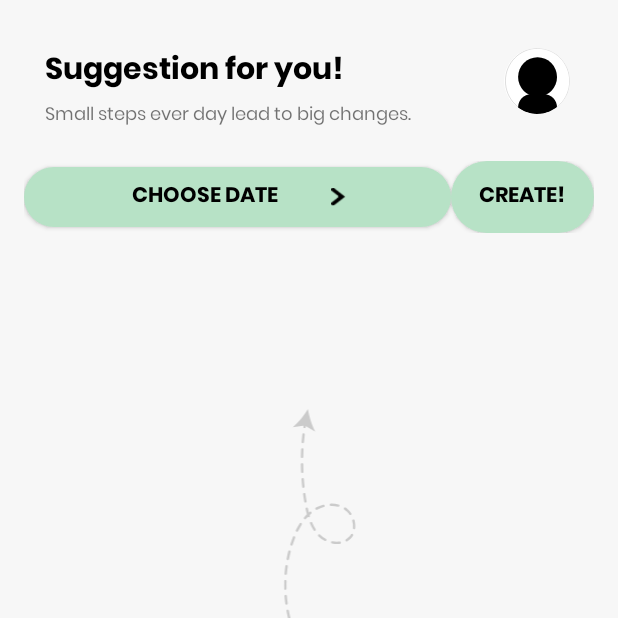
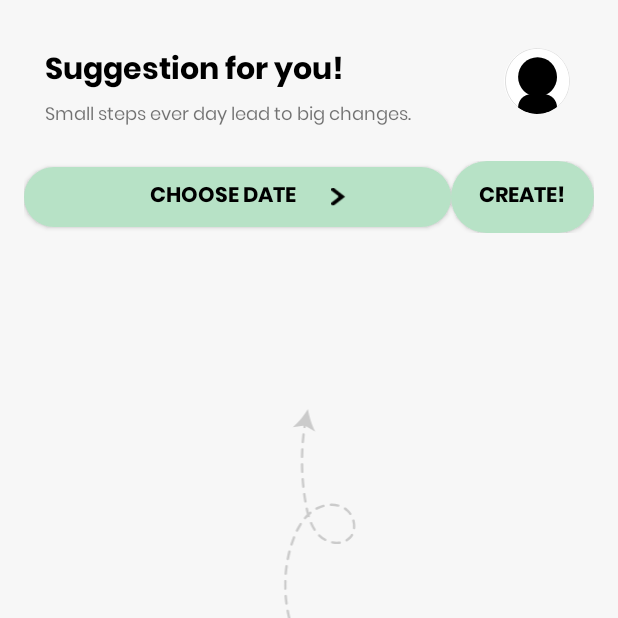
Before and after one commit to danielavall/MemoMap, an Android app: the screen it shows after launch (MainActivity), item 5 of the bottom bar chosen, on a phone screen of 412 x 824 dp, the top half of it. Run offline under Robolectric (Android 15) with nearby library versions, the phone set to English and light mode, and no system bars; our stand-ins replace CircleImageView, data binding.

Commit message:
Update PaddingStart at ChooseDateButton on fragment_suggest Page

```diff
--- a/app/src/main/res/layout/fragment_suggest.xml
+++ b/app/src/main/res/layout/fragment_suggest.xml
@@ -98,7 +98,7 @@
                 android:background="@drawable/spinner_background"
                 android:backgroundTint="@color/green"
                 android:drawableEnd="@drawable/next_button_small"
-                android:paddingStart="32dp"
+                android:paddingStart="55dp"
                 android:paddingEnd="70dp"
                 android:drawablePadding="-5dp"
                 android:visibility="gone" />
```
